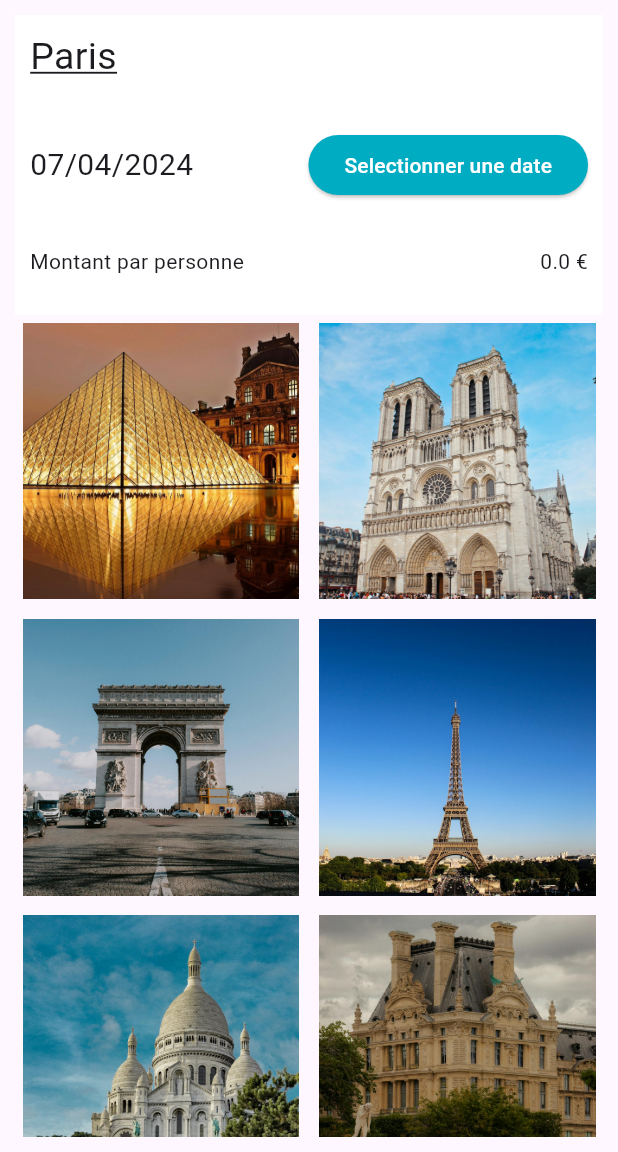
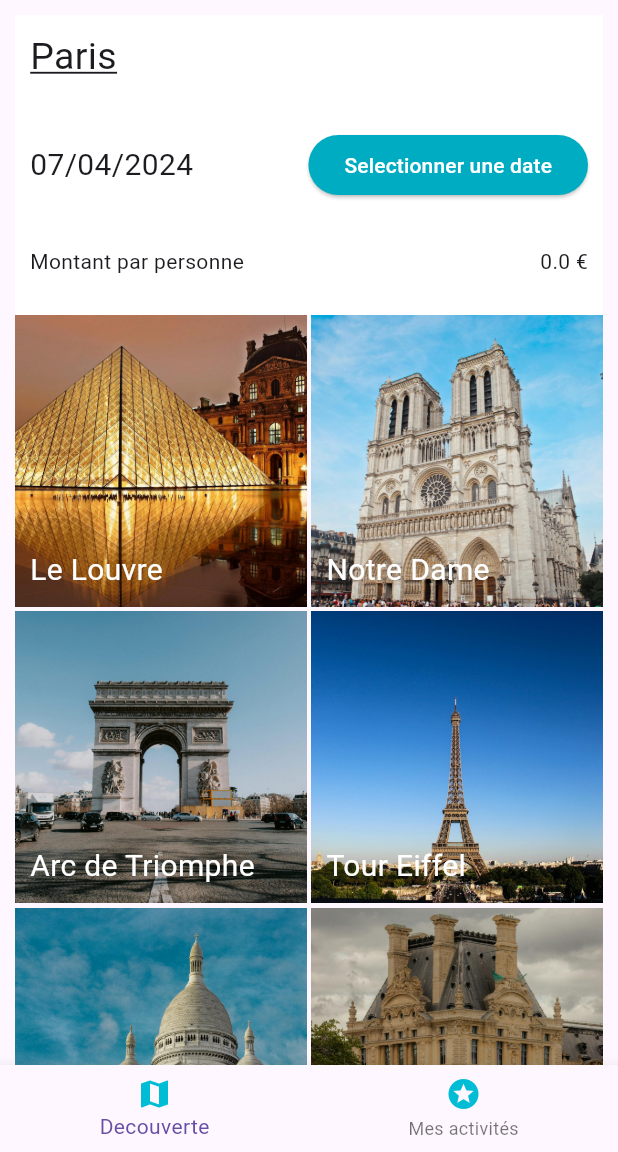
Before and after one commit to MaximeBel24/dyma-flutter, a Flutter app: the screen it shows after launch, on a phone screen of 412 x 824 dp, the part 84-1236 px from its top. Run offline on Flutter 3.47's test engine with Material 3 defaults, Android fonts, the phone set to English and light mode, and no system bars.

Commit message:
chapitre 8 fini

```diff
--- a/lib/data/data.dart
+++ b/lib/data/data.dart
@@ -35,7 +35,7 @@ List<Activity> activities = [
       city: 'Paris',
       image: 'assets/images/activities/luxembourg.jpg',
       name: 'Jardin du luxembourg',
-      id: 'a2'
+      id: 'a6'
   ),
 
 ];
--- a/lib/views/city/city.dart
+++ b/lib/views/city/city.dart
@@ -1,10 +1,10 @@
 import 'package:flutter/material.dart';
-import 'package:intl/intl.dart';
+import 'package:my_first_app/views/city/widgets/activity_list.dart';
+import 'package:my_first_app/views/city/widgets/trip_activity_list.dart';
 import 'package:my_first_app/views/city/widgets/trip_overview.dart';
 import '../../models/trip.model.dart';
 import '../../models/activity.model.dart';
 import '../../data/data.dart' as data;
-import 'widgets/activity_card.dart';
 
 class City extends StatefulWidget {
   final List<Activity> activities = data.activities;
@@ -15,7 +15,21 @@ class City extends StatefulWidget {
 }
 
 class _CityState extends State<City> {
-  Trip mytrip = Trip(activities: [], city: 'Paris', date: DateTime.now());
+  late Trip mytrip;
+  late int index;
+
+  @override
+  void initState() {
+    super.initState();
+    mytrip = Trip(city: 'Paris', activities: [], date: DateTime.now());
+    index = 0;
+  }
+
+  List<Activity> get tripActivities {
+    return widget.activities
+        .where((activity) => mytrip.activities.contains(activity.id))
+        .toList();
+  }
 
   void setDate() {
     showDatePicker(
@@ -29,6 +43,26 @@ class _CityState extends State<City> {
           mytrip.date = newDate;
         });
       }
+    });
+  }
+
+  void switchIndex(newIndex) {
+    setState(() {
+      index = newIndex;
+    });
+  }
+
+  void toggleActivity(String id) {
+    setState(() {
+      mytrip.activities.contains(id)
+          ? mytrip.activities.remove(id)
+          : mytrip.activities.add(id);
+    });
+  }
+
+  void deleteTripActivity(String id) {
+    setState(() {
+      mytrip.activities.remove(id);
     });
   }
 
@@ -55,15 +89,36 @@ class _CityState extends State<City> {
             children: <Widget>[
               TripOverview(setDate: setDate, mytrip: mytrip),
               Expanded(
-                  child: GridView.extent(
-                      maxCrossAxisExtent: 200,
-                      mainAxisSpacing: 3,
-                      crossAxisSpacing: 3,
-                      children: widget.activities
-                          .map((activity) => ActivityCard(activity: activity))
-                          .toList()),
+                child: index == 0
+                    ? ActivityList(
+                        activities: widget.activities,
+                        selectedActivities: mytrip.activities,
+                        toggleActivity: toggleActivity,
+                      )
+                    : TripActivityList(
+                      activities: tripActivities,
+                      deleteTripActivity: deleteTripActivity,
+                    ),
               )
             ],
-            )));
+          )),
+      bottomNavigationBar: BottomNavigationBar(
+        currentIndex: index,
+        items: const [
+          BottomNavigationBarItem(
+            icon: Icon(
+              Icons.map,
+              color: Colors.cyan,
+            ),
+            label: 'Decouverte',
+          ),
+          BottomNavigationBarItem(
+            icon: Icon(Icons.stars, color: Colors.cyan),
+            label: 'Mes activités',
+          )
+        ],
+        onTap: switchIndex,
+      ),
+    );
   }
 }
--- a/lib/views/city/widgets/activity_card.dart
+++ b/lib/views/city/widgets/activity_card.dart
@@ -3,17 +3,59 @@ import '../../../models/activity.model.dart';
 
 class ActivityCard extends StatelessWidget {
   final Activity activity;
+  final bool isSelected;
+  final VoidCallback toggleActivity;
 
-  const ActivityCard({super.key, required this.activity});
+  const ActivityCard(
+      {super.key,
+      required this.activity,
+      required this.isSelected,
+      required this.toggleActivity});
 
   @override
   Widget build(BuildContext context) {
-    return Container(
+    return SizedBox(
       width: double.infinity,
-      margin: EdgeInsets.all(5),
-      child: Image.asset(
-        activity.image,
-        fit: BoxFit.cover,
+      child: Stack(
+        fit: StackFit.expand,
+        children: <Widget>[
+          Ink.image(
+            image: AssetImage(activity.image),
+            fit: BoxFit.cover,
+            child: InkWell(
+              onTap: toggleActivity,
+            ),
+          ),
+          Container(
+            padding: const EdgeInsets.all(10),
+            child: Column(
+              children: <Widget>[
+                Expanded(
+                    child: Row(
+                        mainAxisAlignment: MainAxisAlignment.end,
+                        crossAxisAlignment: CrossAxisAlignment.start,
+                        children: <Widget>[
+                      if (isSelected)
+                        const Icon(
+                          Icons.check,
+                          size: 40,
+                          color: Colors.white,
+                        )
+                    ])),
+                Row(
+                  children: <Widget>[
+                    Flexible(
+                        child: FittedBox(
+                      child: Text(activity.name,
+                          style: const TextStyle(
+                              fontSize: 20, color: Colors.white)),
+                    ))
+                  ],
+                )
+              ],
+            ),
+          )
+        ],
       ),
     );
   }
--- /dev/null
+++ b/lib/views/city/widgets/activity_list.dart
@@ -0,0 +1,32 @@
+import 'package:flutter/material.dart';
+
+import '../../../models/activity.model.dart';
+import 'activity_card.dart';
+
+class ActivityList extends StatelessWidget {
+  final List<Activity> activities;
+  final Function toggleActivity;
+  final List<String> selectedActivities;
+
+  const ActivityList(
+      {super.key,
+      required this.activities,
+      required this.toggleActivity,
+      required this.selectedActivities});
+
+  @override
+  Widget build(BuildContext context) {
+    return GridView.extent(
+      maxCrossAxisExtent: 200,
+      mainAxisSpacing: 3,
+      crossAxisSpacing: 3,
+      children: activities
+          .map((activity) => ActivityCard(
+                activity: activity,
+                isSelected: selectedActivities.contains(activity.id),
+                toggleActivity: () => toggleActivity(activity.id),
+              ))
+          .toList(),
+    );
+  }
+}
--- /dev/null
+++ b/lib/views/city/widgets/trip_activity_list.dart
@@ -0,0 +1,35 @@
+import 'package:flutter/material.dart';
+
+import '../../../models/activity.model.dart';
+
+class TripActivityList extends StatelessWidget {
+  final List<Activity> activities;
+  final Function deleteTripActivity;
+
+  const TripActivityList(
+      {super.key, required this.activities, required this.deleteTripActivity});
+
+  @override
+  Widget build(BuildContext context) {
+    return ListView.builder(
+      itemBuilder: (context, index) {
+        var activity = activities[index];
+        return Card(
+            child: ListTile(
+          leading: CircleAvatar(
+            backgroundImage: AssetImage(activity.image),
+          ),
+          title: Text(activity.name),
+          trailing: IconButton(
+            icon: const Icon(
+              Icons.delete,
+              color: Colors.red,
+            ),
+            onPressed: () => deleteTripActivity(activity.id),
+          ),
+        ));
+      },
+      itemCount: activities.length,
+    );
+  }
+}
--- a/lib/views/city/widgets/trip_overview.dart
+++ b/lib/views/city/widgets/trip_overview.dart
@@ -32,7 +32,9 @@ class TripOverview extends StatelessWidget {
               children: <Widget>[
                 Expanded(
                     child: Text(
-                  DateFormat("dd/MM/y").format(mytrip.date),
+                  mytrip.date != null
+                      ? DateFormat("dd/MM/y").format(mytrip.date)
+                      : 'Selectionnez une date',
                   style: const TextStyle(fontSize: 20),
                 )),
                 ElevatedButton(
```
Lines whose indentation alone changed are shown as unchanged.
